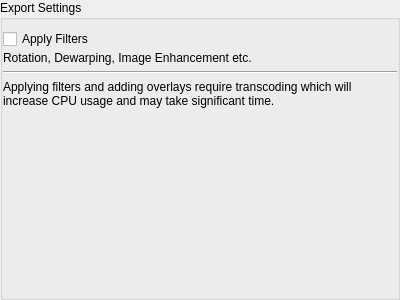
networkoptix/nx_open, file client/nx_client_desktop/src/nx/client/desktop/export/widgets/export_media_settings_widget.ui: the form before one commit.
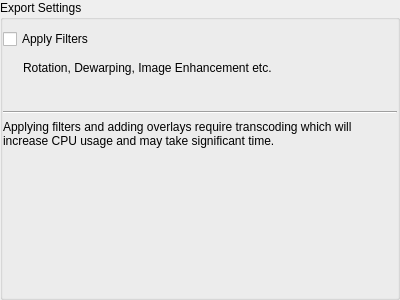
The form after the commit.

Commit message:
VMS-10734: Completed logic & UI for saving crypted layouts (read logic todo)
<==== Mercurial data ====>
Branch: x_VMS-10734_protected_export

What changed in the file:
```diff
--- a/client/nx_client_desktop/src/nx/client/desktop/export/widgets/export_media_settings_widget.ui
+++ b/client/nx_client_desktop/src/nx/client/desktop/export/widgets/export_media_settings_widget.ui
@@ -31,48 +31,60 @@
      <property name="flat">
       <bool>true</bool>
      </property>
-     <layout class="QVBoxLayout" name="verticalLayout_4">
+     <layout class="QGridLayout" name="gridLayout">
       <property name="leftMargin">
        <number>0</number>
       </property>
       <property name="rightMargin">
        <number>0</number>
       </property>
-      <item>
-       <layout class="QVBoxLayout" name="verticalLayout_3">
-        <property name="spacing">
-         <number>2</number>
+      <property name="horizontalSpacing">
+       <number>0</number>
+      </property>
+      <item row="1" column="0">
+       <spacer name="filterHintSpacer">
+        <property name="orientation">
+         <enum>Qt::Horizontal</enum>
         </property>
-        <item>
-         <widget class="QCheckBox" name="filtersCheckBox">
-          <property name="text">
-           <string>Apply Filters</string>
-          </property>
-         </widget>
-        </item>
-        <item>
-         <widget class="QLabel" name="filtersLabel">
-          <property name="sizePolicy">
-           <sizepolicy hsizetype="Minimum" vsizetype="Fixed">
-            <horstretch>0</horstretch>
-            <verstretch>0</verstretch>
-           </sizepolicy>
-          </property>
-          <property name="text">
-           <string>Rotation, Dewarping, Image Enhancement etc.</string>
-          </property>
-         </widget>
-        </item>
-       </layout>
+        <property name="sizeType">
+         <enum>QSizePolicy::Fixed</enum>
+        </property>
+        <property name="sizeHint" stdset="0">
+         <size>
+          <width>20</width>
+          <height>20</height>
+         </size>
+        </property>
+       </spacer>
       </item>
-      <item>
+      <item row="4" column="0" colspan="3">
        <widget class="Line" name="line">
         <property name="orientation">
          <enum>Qt::Horizontal</enum>
         </property>
        </widget>
       </item>
-      <item>
+      <item row="6" column="0">
+       <spacer name="verticalSpacer">
+        <property name="orientation">
+         <enum>Qt::Vertical</enum>
+        </property>
+        <property name="sizeHint" stdset="0">
+         <size>
+          <width>20</width>
+          <height>138</height>
+         </size>
+        </property>
+       </spacer>
+      </item>
+      <item row="0" column="0" colspan="3">
+       <widget class="QCheckBox" name="filtersCheckBox">
+        <property name="text">
+         <string>Apply Filters</string>
+        </property>
+       </widget>
+      </item>
+      <item row="5" column="0" colspan="3">
        <widget class="QLabel" name="warningLabel">
         <property name="text">
          <string>Applying filters and adding overlays require transcoding which will increase CPU usage and may take significant time.</string>
@@ -82,18 +94,23 @@
         </property>
        </widget>
       </item>
-      <item>
-       <spacer name="verticalSpacer">
-        <property name="orientation">
-         <enum>Qt::Vertical</enum>
+      <item row="1" column="1" rowspan="2" colspan="2">
+       <widget class="QLabel" name="filtersLabel">
+        <property name="sizePolicy">
+         <sizepolicy hsizetype="Minimum" vsizetype="Fixed">
+          <horstretch>0</horstretch>
+          <verstretch>0</verstretch>
+         </sizepolicy>
         </property>
-        <property name="sizeHint" stdset="0">
-         <size>
-          <width>20</width>
-          <height>138</height>
-         </size>
+        <property name="text">
+         <string>Rotation, Dewarping, Image Enhancement etc.</string>
         </property>
-       </spacer>
+       </widget>
+      </item>
+      <item row="3" column="0" colspan="3">
+       <widget class="QWidget" name="passwordWidget" native="true">
+        <layout class="QVBoxLayout" name="verticalLayout_2"/>
+       </widget>
       </item>
      </layout>
     </widget>
```
The commit also changes 20 other files.
